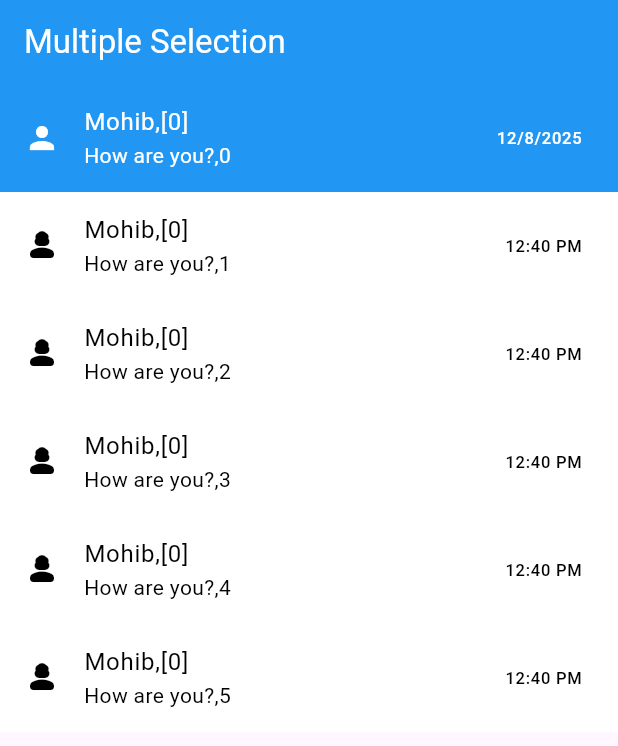
After one commit to AbRehman536/mohib_frontend, a Flutter app: the screen it shows after launch, after a tap on an icon or button, on a phone screen of 412 x 824 dp. The commit adds this screen. Shown: the top 746 px of the screen. Run offline on Flutter 3.47's test engine with Material 3 defaults, Android fonts, the phone set to English and light mode, and no system bars.

Commit message:
Multi Selection Done

```diff
--- a/lib/main.dart
+++ b/lib/main.dart
@@ -1,6 +1,7 @@
 import 'package:flutter/material.dart';
 import 'package:mohib_frontend/images.dart';
 import 'package:mohib_frontend/listtile_demo.dart';
+import 'package:mohib_frontend/multi_selection.dart';
 import 'package:mohib_frontend/nested_row_column.dart';
 import 'package:mohib_frontend/row_column.dart';
 import 'package:mohib_frontend/single_selection.dart';
@@ -37,7 +38,7 @@ class MyApp extends StatelessWidget {
         // tested with just a hot reload.
         colorScheme: ColorScheme.fromSeed(seedColor: Colors.deepPurple),
       ),
-      home: SingleSelection(),
+      home: MultiSelection(),
     );
   }
 }
--- /dev/null
+++ b/lib/multi_selection.dart
@@ -0,0 +1,44 @@
+import 'package:flutter/material.dart';
+
+class MultiSelection extends StatefulWidget {
+  const MultiSelection({super.key});
+
+  @override
+  State<MultiSelection> createState() => _MultiSelectionState();
+}
+
+class _MultiSelectionState extends State<MultiSelection> {
+  List<int> selectedIndex = [];
+  @override
+  Widget build(BuildContext context) {
+    return Scaffold(
+      appBar: AppBar(
+        title: Text("Multiple Selection"),
+        backgroundColor: Colors.blue,
+        foregroundColor: Colors.white,
+      ),
+      body: ListView.builder(
+        itemCount: 6,
+        itemBuilder: (BuildContext context, int index) {
+          return ListTile(
+            onTap: (){
+              setState(() {
+                if(selectedIndex.contains(index)){
+                  selectedIndex.remove(index);
+                }else{
+                  selectedIndex.add(index);
+                }
+              });
+            },
+            tileColor: selectedIndex.contains(index) ? Colors.blue : Colors.white,
+            textColor: selectedIndex.contains(index) ? Colors.white : Colors.black,
+            iconColor: selectedIndex.contains(index) ? Colors.white : Colors.black,
+            leading: Icon(selectedIndex.contains(index) ? Icons.person : Icons.person_3_rounded),
+            title: Text("Mohib,$selectedIndex"),
+            subtitle: Text("How are you?,$index"),
+            trailing: Text(selectedIndex.contains(index) ? "12/8/2025": "12:40 PM"),
+          );
+        },),
+    );
+  }
+}
```
